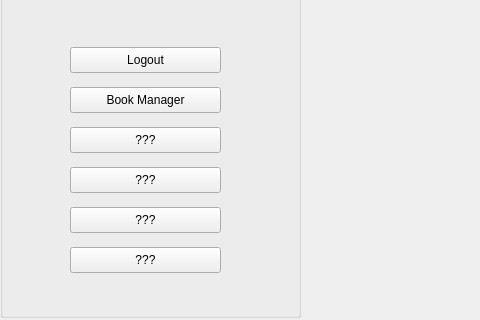
Before: the Qt Designer form homewindow.ui in calderon-antoniop410/LibraryPlusPlus, drawn with Qt 5; both pictures show x 0 to 480 and y 163 to 483 of the 800 by 600 pixel window.
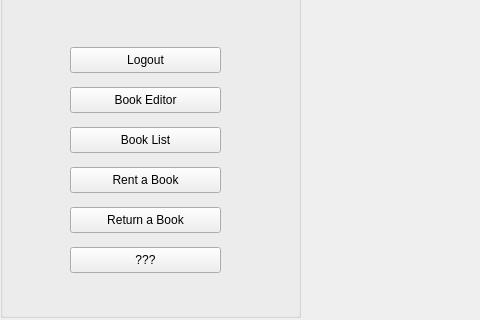
After: the same form once the commit is applied. Icons and pictures are not drawn.

Diff of the .ui file:
```diff
--- a/homewindow.ui
+++ b/homewindow.ui
@@ -71,7 +71,7 @@
       </rect>
      </property>
      <property name="text">
-      <string>Book Manager</string>
+      <string>Book Editor</string>
      </property>
     </widget>
     <widget class="QPushButton" name="pushButton_8">
@@ -84,7 +84,7 @@
       </rect>
      </property>
      <property name="text">
-      <string>???</string>
+      <string>Book List</string>
      </property>
     </widget>
     <widget class="QPushButton" name="pushButton_9">
@@ -97,7 +97,7 @@
       </rect>
      </property>
      <property name="text">
-      <string>???</string>
+      <string>Rent a Book</string>
      </property>
     </widget>
     <widget class="QPushButton" name="pushButton_10">
@@ -110,7 +110,7 @@
       </rect>
      </property>
      <property name="text">
-      <string>???</string>
+      <string>Return a Book</string>
      </property>
     </widget>
     <widget class="QPushButton" name="pushButton_11">
```
Left out of the diff: 2 changed lines with no effect on the pictures.
